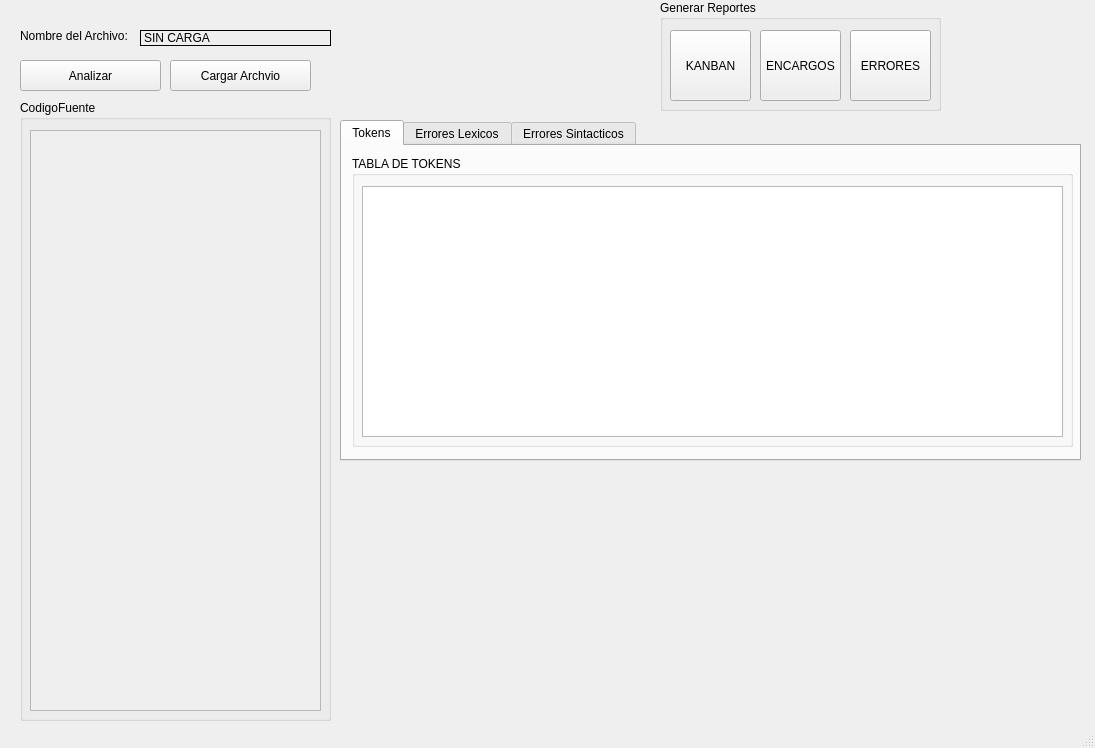
Old version of the form TaskScript/mainwindow.ui in the repository MiguelAlvarez-202406012/LFP_1S2026_202406012.
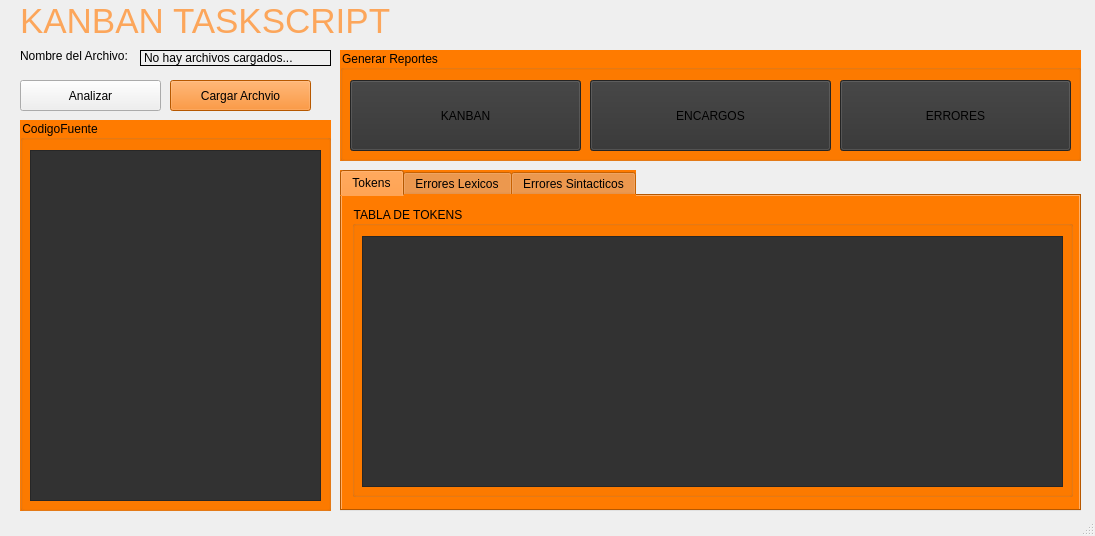
New version of the form. The open tabs and pages were chosen to show the change. Icons and pictures are not drawn.

Diff of the .ui file:
```diff
--- a/TaskScript/mainwindow.ui
+++ b/TaskScript/mainwindow.ui
@@ -7,7 +7,7 @@
     <x>0</x>
     <y>0</y>
     <width>1095</width>
-    <height>748</height>
+    <height>536</height>
    </rect>
   </property>
   <property name="windowTitle">
@@ -18,11 +18,14 @@
     <property name="geometry">
      <rect>
       <x>170</x>
-      <y>60</y>
+      <y>80</y>
       <width>141</width>
       <height>31</height>
      </rect>
     </property>
+    <property name="styleSheet">
+     <string notr="true">background: #ff7b00;</string>
+    </property>
     <property name="text">
      <string>Cargar Archvio</string>
     </property>
@@ -31,11 +34,17 @@
     <property name="geometry">
      <rect>
       <x>20</x>
-      <y>60</y>
+      <y>80</y>
       <width>141</width>
       <height>31</height>
      </rect>
     </property>
+    <property name="styleSheet">
+     <string notr="true">background-color: #ff7b00;
+QpushButton::disabled{
+	color: #2ed5731a;
+}</string>
+    </property>
     <property name="text">
      <string>Analizar</string>
     </property>
@@ -44,11 +53,14 @@
     <property name="geometry">
      <rect>
       <x>20</x>
-      <y>100</y>
+      <y>120</y>
       <width>311</width>
-      <height>621</height>
+      <height>391</height>
      </rect>
     </property>
+    <property name="styleSheet">
+     <string notr="true">background: #ff7b00;</string>
+    </property>
     <property name="title">
      <string>CodigoFuente</string>
     </property>
@@ -61,16 +73,19 @@
        <x>10</x>
        <y>30</y>
        <width>291</width>
-       <height>581</height>
+       <height>351</height>
       </rect>
      </property>
+     <property name="styleSheet">
+      <string notr="true">background-color: rgb(50, 50, 50); color:#FFFFFF</string>
+     </property>
     </widget>
    </widget>
    <widget class="QLabel" name="label">
     <property name="geometry">
      <rect>
       <x>20</x>
-      <y>20</y>
+      <y>40</y>
       <width>121</width>
       <height>31</height>
      </rect>
@@ -83,7 +98,7 @@
     <property name="geometry">
      <rect>
       <x>140</x>
-      <y>30</y>
+      <y>50</y>
       <width>191</width>
       <height>16</height>
      </rect>
@@ -92,22 +107,28 @@
      <enum>QFrame::Shape::Box</enum>
     </property>
     <property name="text">
-     <string>SIN CARGA</string>
+     <string>No hay archivos cargados...</string>
     </property>
    </widget>
    <widget class="QTabWidget" name="tabW_tok">
     <property name="geometry">
      <rect>
       <x>340</x>
-      <y>120</y>
+      <y>170</y>
       <width>741</width>
       <height>341</height>
      </rect>
     </property>
+    <property name="styleSheet">
+     <string notr="true">background: #ff7b00;</string>
+    </property>
     <property name="currentIndex">
      <number>2</number>
     </property>
     <widget class="QWidget" name="tab">
+     <property name="styleSheet">
+      <string notr="true"/>
+     </property>
      <attribute name="title">
       <string>Tokens</string>
      </attribute>
@@ -120,6 +141,9 @@
         <height>291</height>
        </rect>
       </property>
+      <property name="styleSheet">
+       <string notr="true"/>
+      </property>
       <property name="title">
        <string>TABLA DE TOKENS</string>
       </property>
@@ -132,6 +156,9 @@
          <height>251</height>
         </rect>
        </property>
+       <property name="styleSheet">
+        <string notr="true">background-color: rgb(50, 50, 50);</string>
+       </property>
        <property name="editTriggers">
         <set>QAbstractItemView::EditTrigger::NoEditTriggers</set>
        </property>
@@ -213,12 +240,15 @@
    <widget class="QGroupBox" name="groupBox_4">
     <property name="geometry">
      <rect>
-      <x>660</x>
-      <y>0</y>
-      <width>281</width>
+      <x>340</x>
+      <y>50</y>
+      <width>741</width>
       <height>111</height>
      </rect>
     </property>
+    <property name="styleSheet">
+     <string notr="true">background: #ff7b00;</string>
+    </property>
     <property name="title">
      <string>Generar Reportes</string>
     </property>
@@ -227,10 +257,13 @@
       <rect>
        <x>10</x>
        <y>30</y>
-       <width>81</width>
+       <width>231</width>
        <height>71</height>
       </rect>
      </property>
+     <property name="styleSheet">
+      <string notr="true">background-color: rgb(50, 50, 50);</string>
+     </property>
      <property name="text">
       <string>KANBAN</string>
      </property>
@@ -241,12 +274,15 @@
     <widget class="QPushButton" name="btnReporte2">
      <property name="geometry">
       <rect>
-       <x>100</x>
+       <x>250</x>
        <y>30</y>
-       <width>81</width>
+       <width>241</width>
        <height>71</height>
       </rect>
      </property>
+     <property name="styleSheet">
+      <string notr="true">background-color: rgb(50, 50, 50);</string>
+     </property>
      <property name="text">
       <string>ENCARGOS</string>
      </property>
@@ -254,17 +290,40 @@
     <widget class="QPushButton" name="btnReporte5">
      <property name="geometry">
       <rect>
-       <x>190</x>
+       <x>500</x>
        <y>30</y>
-       <width>81</width>
+       <width>231</width>
        <height>71</height>
       </rect>
      </property>
+     <property name="styleSheet">
+      <string notr="true">background-color: rgb(50, 50, 50);</string>
+     </property>
      <property name="text">
       <string>ERRORES</string>
      </property>
     </widget>
    </widget>
+   <widget class="QLabel" name="label_2">
+    <property name="geometry">
+     <rect>
+      <x>20</x>
+      <y>0</y>
+      <width>381</width>
+      <height>41</height>
+     </rect>
+    </property>
+    <property name="styleSheet">
+     <string notr="true">color:rgb(252, 166, 91);
+font-family: 'Arial';
+font-size: 35px
+
+</string>
+    </property>
+    <property name="text">
+     <string>KANBAN TASKSCRIPT</string>
+    </property>
+   </widget>
   </widget>
   <widget class="QStatusBar" name="statusbar"/>
  </widget>
```
Left out of the diff: 6 changed lines with no effect on the pictures.
